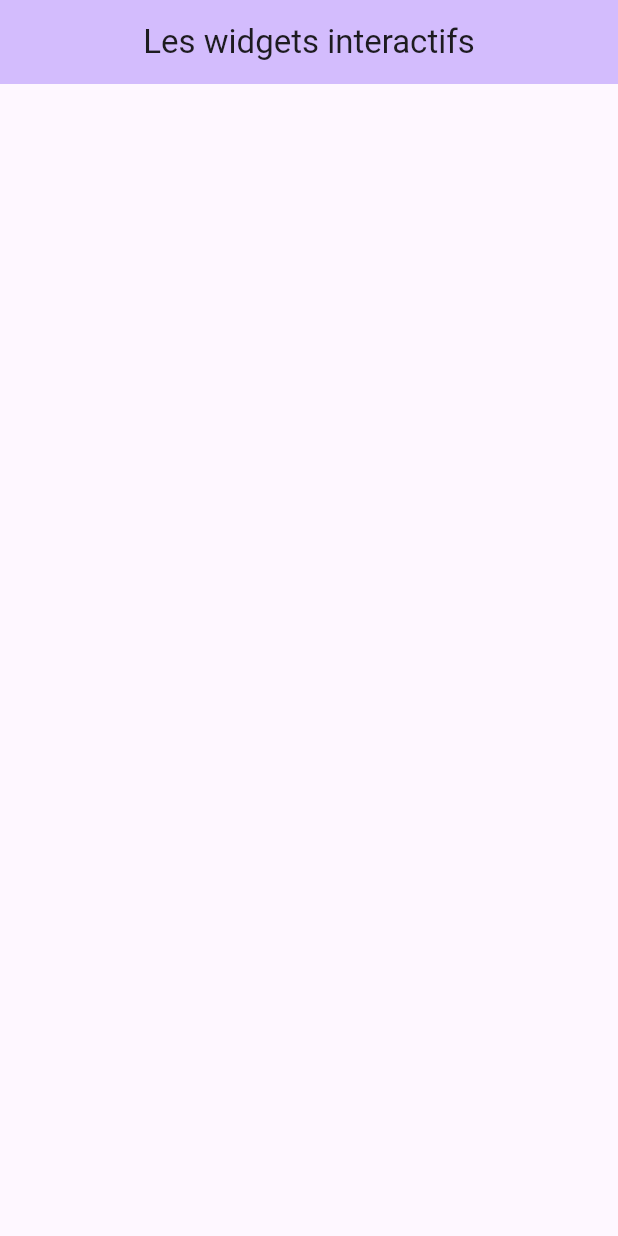
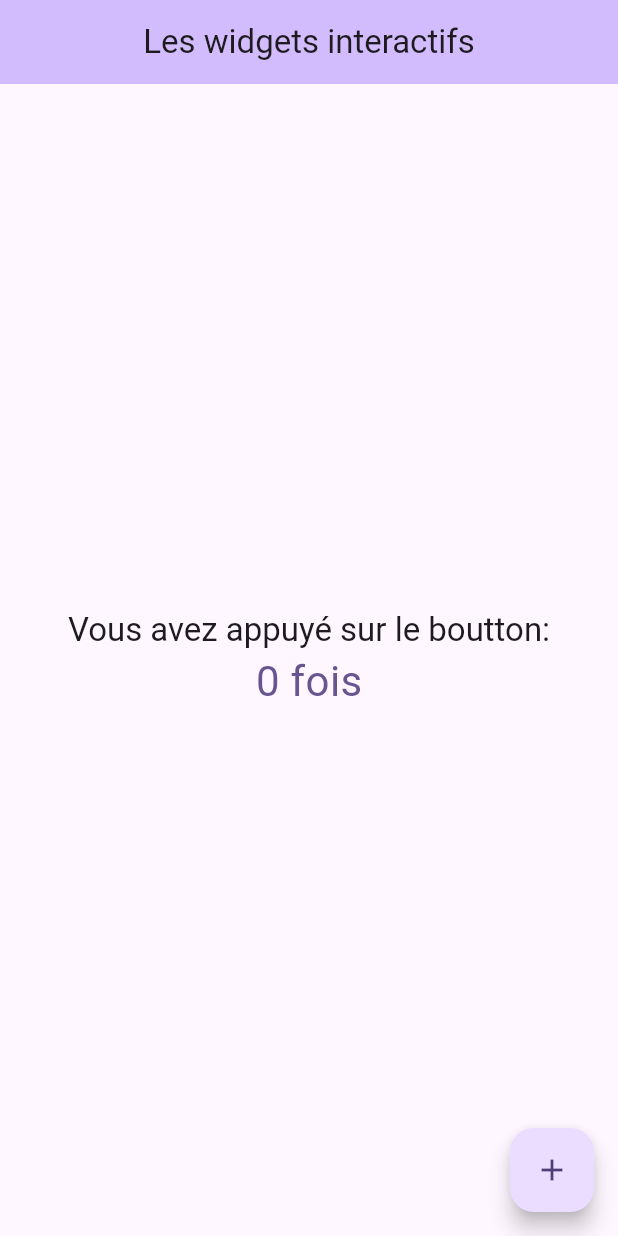
Before and after one commit to Felicitydev/flutter, a Flutter app: the screen it shows after launch, on a phone screen of 412 x 824 dp. Run offline on Flutter 3.47's test engine with Material 3 defaults, Android fonts, the light colour scheme and no system bars; our stand-ins replace sembast, shared_preferences; missing offline and left inert: encrypt.

Commit message:
[IMP] Sample floating action button

```diff
--- a/interactives_widgets/lib/home_page.dart
+++ b/interactives_widgets/lib/home_page.dart
@@ -12,6 +12,15 @@ class HomePage extends StatefulWidget{
 }
 
 class _HomePageState extends State<HomePage>{
+
+  int _counter=0;
+
+  void _onButtonPressed(){
+    setState(() {
+      _counter++;
+    });
+  }
+
   @override
   Widget build(BuildContext context) {
     return Scaffold(
@@ -20,6 +29,29 @@ class _HomePageState extends State<HomePage>{
         centerTitle: true,
         backgroundColor: Theme.of(context).colorScheme.inversePrimary,
       ),
+      body: Center(
+        child: Column(
+          mainAxisAlignment: MainAxisAlignment.center,
+          children: [
+            Text(
+                "Vous avez appuyé sur le boutton:",
+                style: Theme.of(context).textTheme.titleLarge,
+            ),
+            Text(
+                "$_counter fois",
+              style: TextStyle(
+                color: Theme.of(context).colorScheme.primary,
+                fontSize: 28,
+              ),
+            )
+          ],
+        ),
+      ),
+      floatingActionButton: FloatingActionButton(
+          onPressed: _onButtonPressed,
+          tooltip: "Incrémentez le compteur",
+          child: const Icon(Icons.add),
+      ),
     );
   }
 }
```
